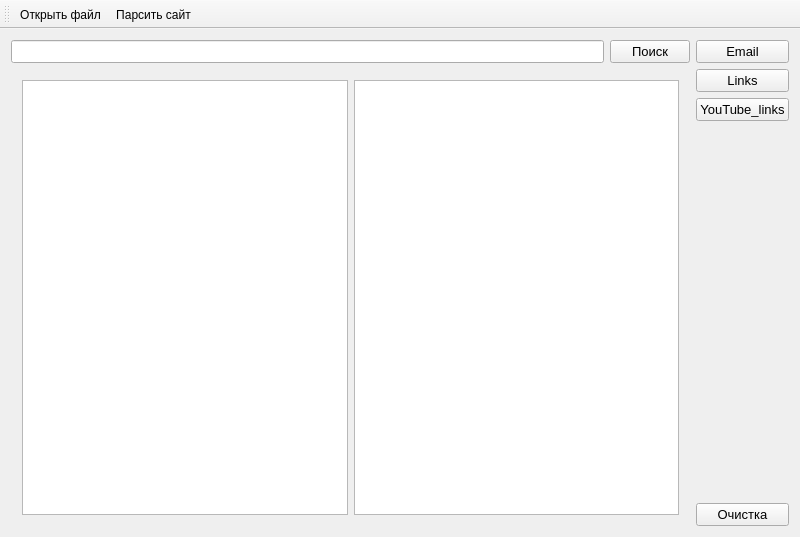
Qt form mainwindow.ui (Vladimirsky555/RegExp) before a commit.
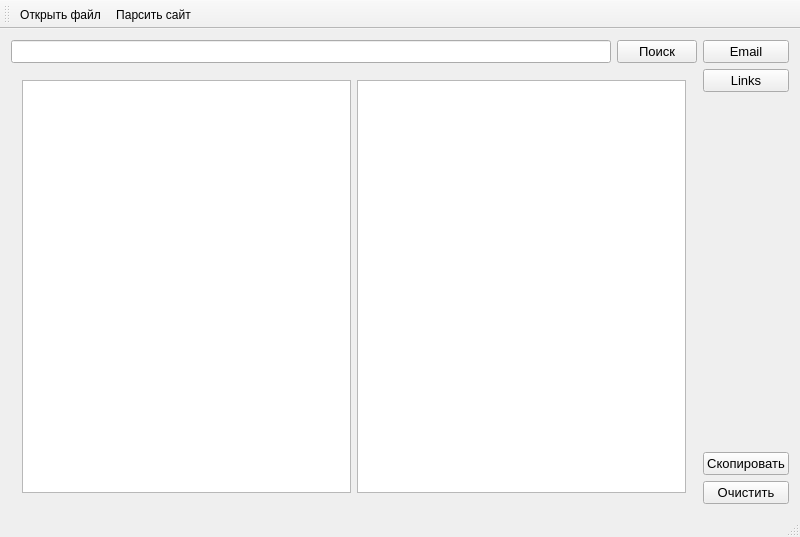
The same form after that commit. Icons and pictures are not drawn.

```diff
--- a/mainwindow.ui
+++ b/mainwindow.ui
@@ -97,17 +97,10 @@
         <property name="text">
          <string>Links</string>
         </property>
-       </widget>
-      </item>
-      <item>
-       <widget class="QPushButton" name="btnYouTube">
-        <property name="font">
-         <font>
-          <pointsize>10</pointsize>
-         </font>
-        </property>
-        <property name="text">
-         <string>YouTube_links</string>
+        <property name="icon">
+         <iconset>
+          <normalon>:/images/seo-and-web.png</normalon>
+         </iconset>
         </property>
        </widget>
       </item>
@@ -124,6 +117,23 @@
         </property>
        </spacer>
       </item>
+      <item>
+       <widget class="QPushButton" name="btnCopy">
+        <property name="font">
+         <font>
+          <pointsize>10</pointsize>
+         </font>
+        </property>
+        <property name="text">
+         <string>Скопировать</string>
+        </property>
+        <property name="icon">
+         <iconset>
+          <normalon>:/images/copy.png</normalon>
+         </iconset>
+        </property>
+       </widget>
+      </item>
       <item>
        <widget class="QPushButton" name="btnClear">
         <property name="font">
@@ -132,7 +142,12 @@
          </font>
         </property>
         <property name="text">
-         <string>Очистка</string>
+         <string>Очистить</string>
+        </property>
+        <property name="icon">
+         <iconset>
+          <normalon>:/images/Clear.png</normalon>
+         </iconset>
         </property>
        </widget>
       </item>
@@ -160,6 +175,7 @@
    <addaction name="actionOpenFile"/>
    <addaction name="actionSiteParser"/>
   </widget>
+  <widget class="QStatusBar" name="statusBar"/>
   <action name="actionOpenFile">
    <property name="icon">
     <iconset resource="bin/res.qrc">
```
Left out of the diff: 10 changed lines with no effect on the pictures.
